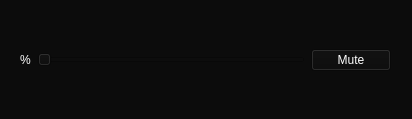
Qt form mainwindow.ui (hwisnu222/volume-control) before a commit.
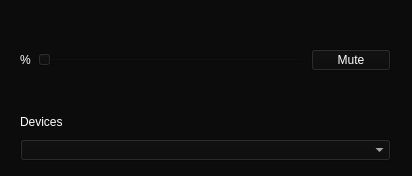
The same form after that commit.

Commit message: feat: output devices

```diff
--- a/mainwindow.ui
+++ b/mainwindow.ui
@@ -10,7 +10,7 @@
     <x>0</x>
     <y>0</y>
     <width>412</width>
-    <height>119</height>
+    <height>176</height>
    </rect>
   </property>
   <property name="sizePolicy">
@@ -25,12 +25,6 @@
     <height>119</height>
    </size>
   </property>
-  <property name="maximumSize">
-   <size>
-    <width>412</width>
-    <height>160</height>
-   </size>
-  </property>
   <property name="palette">
    <palette>
     <active>
@@ -547,6 +541,28 @@
      </item>
     </layout>
    </widget>
+   <widget class="QWidget" name="verticalLayoutWidget">
+    <property name="geometry">
+     <rect>
+      <x>20</x>
+      <y>110</y>
+      <width>371</width>
+      <height>51</height>
+     </rect>
+    </property>
+    <layout class="QVBoxLayout" name="verticalLayout">
+     <item>
+      <widget class="QLabel" name="label_2">
+       <property name="text">
+        <string>Devices</string>
+       </property>
+      </widget>
+     </item>
+     <item>
+      <widget class="QComboBox" name="comboBox"/>
+     </item>
+    </layout>
+   </widget>
   </widget>
  </widget>
  <resources/>
```
The commit also changes 2 other files.
